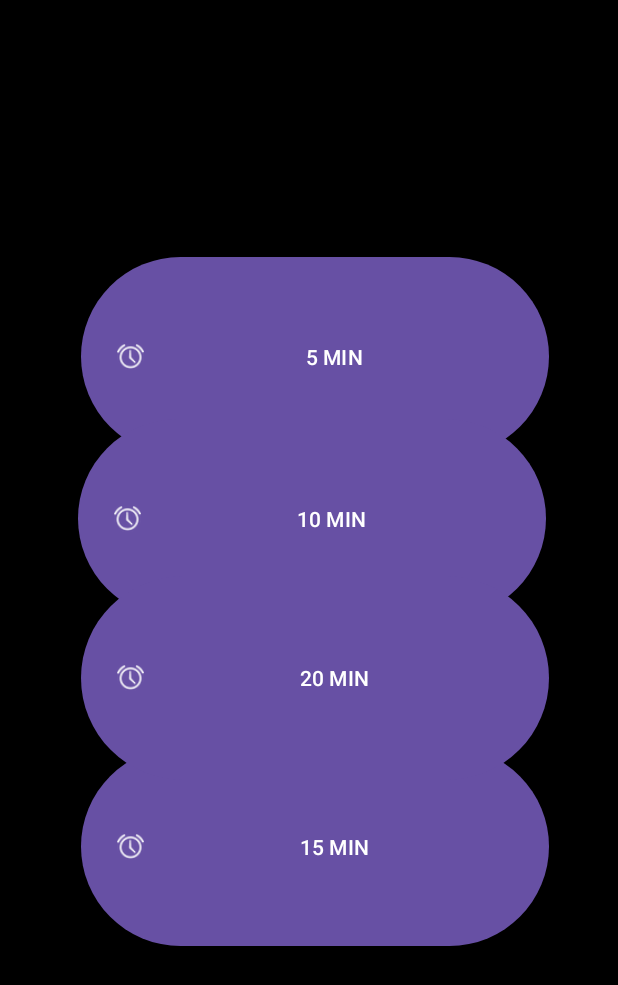
After one commit to TonyArPe/Ejercicio_1, an Android app: the Alarma screen opened directly, with no data from a screen before it, on a phone screen of 412 x 824 dp. The commit adds this screen. Shown: the top 985 px of the screen. Run offline under Robolectric (Android 15) with nearby library versions, the phone set to English and light mode, and no system bars.

Commit message:
Version 1.0.0 creacion Botones buscador de internet y Alarmas. App finalizada

```diff
--- /dev/null
+++ b/app/src/main/java/com/example/ejercicio_1/Alarma.kt
@@ -0,0 +1,70 @@
+package com.example.ejercicio_1
+
+import android.app.AlarmManager
+import android.app.PendingIntent
+import android.content.Context
+import android.content.Intent
+import android.content.SharedPreferences
+import android.os.Bundle
+import android.widget.Button
+import androidx.appcompat.app.AppCompatActivity
+
+class Alarma: AppCompatActivity() {
+    private lateinit var sharedPreferences: SharedPreferences
+    private lateinit var alarmManager: AlarmManager
+    override fun onCreate(savedInstanceState: Bundle?) {
+        super.onCreate(savedInstanceState)
+        setContentView(R.layout.activity_alarma)
+
+        sharedPreferences = getSharedPreferences("AlarmPreferences", Context.MODE_PRIVATE)
+        alarmManager = getSystemService(Context.ALARM_SERVICE) as AlarmManager
+
+        val button5min: Button = findViewById(R.id.button_5min)
+        val button10min: Button = findViewById(R.id.button_10min)
+        val button15min: Button = findViewById(R.id.button_15min)
+        val button20min: Button = findViewById(R.id.button_20min)
+
+        fun toggleAlarm(timeInMillis: Long, button: Button) {
+            val alarmIntent = Intent(this, Alarma::class.java)
+            val pendingIntent = PendingIntent.getBroadcast(
+                this,
+                timeInMillis.toInt(),
+                alarmIntent,
+                PendingIntent.FLAG_UPDATE_CURRENT
+            )
+
+            val isAlarmOn = sharedPreferences.getBoolean(timeInMillis.toString(), false)
+
+            if (isAlarmOn) {
+                alarmManager.cancel(pendingIntent)
+                sharedPreferences.edit().putBoolean(timeInMillis.toString(), false).apply()
+                button.text = "Activar"
+            } else {
+                val currentTime = System.currentTimeMillis()
+                alarmManager.setExact(
+                    AlarmManager.RTC_WAKEUP,
+                    currentTime + timeInMillis,
+                    pendingIntent
+                )
+                sharedPreferences.edit().putBoolean(timeInMillis.toString(), true).apply()
+                button.text = "Desactivar"
+            }
+        }
+
+        button5min.setOnClickListener {
+            toggleAlarm(5 * 60 * 1000, button5min)
+        }
+
+        button10min.setOnClickListener {
+            toggleAlarm(10 * 60 * 1000, button10min)
+        }
+
+        button5min.setOnClickListener {
+            toggleAlarm(15 * 60 * 1000, button15min)
+        }
+
+        button10min.setOnClickListener {
+            toggleAlarm(20 * 60 * 1000, button20min)
+        }
+    }
+}
--- a/app/src/main/java/com/example/ejercicio_1/Musica.kt
+++ b/app/src/main/java/com/example/ejercicio_1/Musica.kt
@@ -14,6 +14,7 @@ class Musica: AppCompatActivity() {
     private lateinit var botonPlay: Button
     private lateinit var  botonPause: Button
     private lateinit var botonStop: Button
+    private lateinit var botonHome: Button
     var mMediaPlayer: MediaPlayer? = null
     override fun onCreate(savedInstanceState: Bundle?) {
         super.onCreate(savedInstanceState)
@@ -22,6 +23,7 @@ class Musica: AppCompatActivity() {
         val botonplay = findViewById<Button>(R.id.botonPlay)
         val botonpause = findViewById<Button>(R.id.botonPause)
         val botonstop = findViewById<Button>(R.id.botonStop)
+        val botonhome = findViewById<Button>(R.id.botonHome)
 
 
 
@@ -52,6 +54,10 @@ class Musica: AppCompatActivity() {
         }
         botonstop.setOnClickListener { stopSound() }
 
+        botonhome.setOnClickListener {
+            super.onBackPressedDispatcher.onBackPressed()
+        }
+
         fun onStop() {
             super.onStop()
             if (mMediaPlayer != null) {
--- /dev/null
+++ b/app/src/main/res/layout/activity_alarma.xml
@@ -0,0 +1,79 @@
+<?xml version="1.0" encoding="utf-8"?>
+<androidx.constraintlayout.widget.ConstraintLayout xmlns:android="http://schemas.android.com/apk/res/android"
+    xmlns:app="http://schemas.android.com/apk/res-auto"
+    xmlns:tools="http://schemas.android.com/tools"
+    android:layout_width="match_parent"
+    android:layout_height="match_parent"
+    tools:context=".Alarma">
+
+    <RelativeLayout
+        android:id="@+id/relativeLayout"
+        android:layout_width="match_parent"
+        android:layout_height="match_parent"
+        android:background="#000000"
+        tools:layout_editor_absoluteX="159dp"
+        tools:layout_editor_absoluteY="36dp">
+
+        <Button
+            android:id="@+id/button_5min"
+            android:layout_width="wrap_content"
+            android:layout_height="wrap_content"
+            android:layout_alignParentStart="true"
+            android:layout_alignParentTop="true"
+            android:layout_alignParentEnd="true"
+            android:layout_alignParentBottom="true"
+            android:layout_marginStart="54dp"
+            android:layout_marginTop="167dp"
+            android:layout_marginEnd="46dp"
+            android:layout_marginBottom="516dp"
+            android:text="5 MIN"
+            app:icon="@android:drawable/ic_lock_idle_alarm" />
+
+        <Button
+            android:id="@+id/button_10min"
+            android:layout_width="wrap_content"
+            android:layout_height="wrap_content"
+            android:layout_alignParentStart="true"
+            android:layout_alignParentTop="true"
+            android:layout_alignParentEnd="true"
+            android:layout_alignParentBottom="true"
+            android:layout_marginStart="52dp"
+            android:layout_marginTop="275dp"
+            android:layout_marginEnd="48dp"
+            android:layout_marginBottom="408dp"
+            android:text="10 MIN"
+            app:icon="@android:drawable/ic_lock_idle_alarm" />
+
+        <Button
+            android:id="@+id/button_15min"
+            android:layout_width="wrap_content"
+            android:layout_height="wrap_content"
+            android:layout_alignParentStart="true"
+            android:layout_alignParentTop="true"
+            android:layout_alignParentEnd="true"
+            android:layout_alignParentBottom="true"
+            android:layout_marginStart="54dp"
+            android:layout_marginTop="494dp"
+            android:layout_marginEnd="46dp"
+            android:layout_marginBottom="189dp"
+            android:text="15 MIN"
+            app:icon="@android:drawable/ic_lock_idle_alarm" />
+
+        <Button
+            android:id="@+id/button_20min"
+            android:layout_width="wrap_content"
+            android:layout_height="wrap_content"
+            android:layout_alignParentStart="true"
+            android:layout_alignParentTop="true"
+            android:layout_alignParentEnd="true"
+            android:layout_alignParentBottom="true"
+            android:layout_marginStart="54dp"
+            android:layout_marginTop="380dp"
+            android:layout_marginEnd="46dp"
+            android:layout_marginBottom="300dp"
+            android:text="20 MIN"
+            app:icon="@android:drawable/ic_lock_idle_alarm" />
+
+    </RelativeLayout>
+
+</androidx.constraintlayout.widget.ConstraintLayout>
```
Also changed, not shown: app/src/main/AndroidManifest.xml (+4 -4 lines), app/src/main/java/com/example/ejercicio_1/Internet.kt (deleted, +0 -47 lines), app/src/main/java/com/example/ejercicio_1/MainActivity.kt (+25 -5 lines), app/src/main/res/layout/activity_internet.xml (deleted, +0 -19 lines), app/src/main/res/layout/activity_musica.xml (+11 -0 lines).
